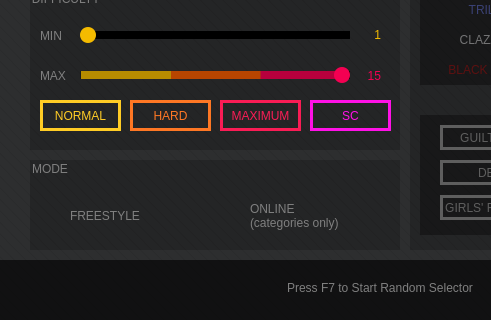
Old version of the form selector_ui.ui in the repository wowvv0w/djmax-random-selector; both pictures show x 0 to 491 and y 220 to 540 of the 760 by 540 pixel window.
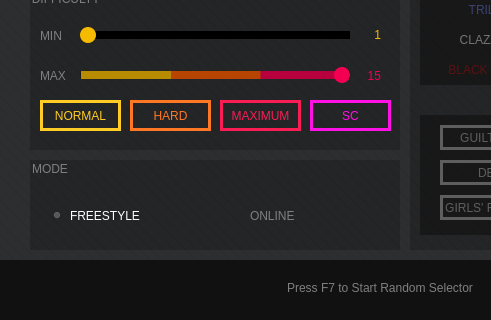
New version of the form. Icons and pictures are not drawn.

What changed in the file:
```diff
--- a/selector_ui.ui
+++ b/selector_ui.ui
@@ -1315,6 +1315,9 @@
        <property name="text">
         <string>FREESTYLE</string>
        </property>
+       <property name="checked">
+        <bool>true</bool>
+       </property>
       </widget>
       <widget class="QRadioButton" name="cb_online">
        <property name="geometry">
@@ -1334,8 +1337,7 @@
 }</string>
        </property>
        <property name="text">
-        <string>ONLINE
-(categories only)</string>
+        <string>ONLINE</string>
        </property>
       </widget>
      </widget>
```
